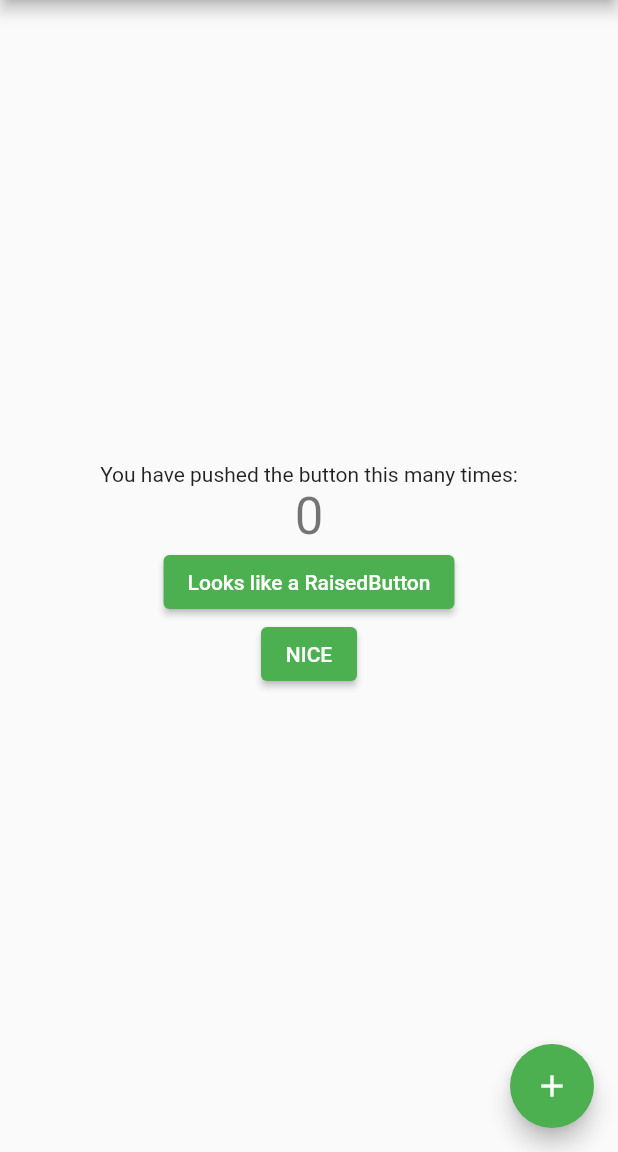
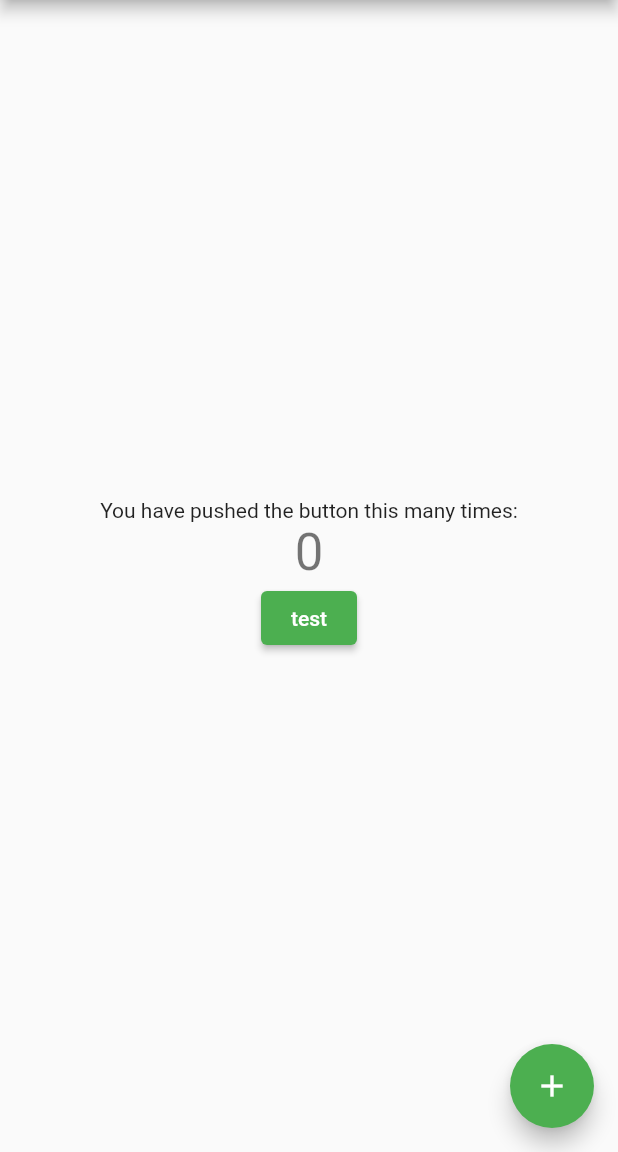
Before and after one commit to tblanarik/flutter-hello-world, a Flutter app: the screen it shows after launch, on a phone screen of 412 x 824 dp, the part 84-1236 px from its top. Run offline on Flutter 3.47's test engine with Material 2 defaults, Android fonts, the phone set to English and light mode, and no system bars.

Commit message:
make http call to get GitHub Zen and set button text

```diff
--- a/hello_world/lib/main.dart
+++ b/hello_world/lib/main.dart
@@ -103,14 +103,7 @@ class _MyHomePageState extends State<MyHomePage> {
               '$_counter',
               style: Theme.of(context).textTheme.headline4,
             ),
-            ElevatedButton(
-              //style: raisedButtonStyle,
-              onPressed: () {
-                print("HELLO");
-              },
-              child: Text('Looks like a RaisedButton'),
-            ),
-            MyButton(),
+            const MyButton(),
           ],
         ),
       ),
--- a/hello_world/lib/mybutton.dart
+++ b/hello_world/lib/mybutton.dart
@@ -1,16 +1,36 @@
 import 'package:flutter/material.dart';
+import 'dart:async';
+import 'package:http/http.dart' as http;
 
-class MyButton extends StatelessWidget {
+class MyButton extends StatefulWidget {
   const MyButton({Key? key}) : super(key: key);
+
+  @override
+  State<MyButton> createState() => _MyButtonState();
+}
+
+class _MyButtonState extends State<MyButton> {
+  String text = 'test';
 
   @override
   Widget build(BuildContext context) {
     return ElevatedButton(
-      //style: raisedButtonStyle,
-      onPressed: () {
-        print("HELLO 2");
+      onPressed: () async {
+        var resp = await getZen();
+        setState(() {
+          text = resp;
+        });
       },
-      child: Text('NICE'),
+      child: Text(text),
     );
   }
 }
+
+Future<String> getZen() async {
+  final response = await http.get(Uri.parse('https://api.github.com/zen'));
+  if (response.statusCode == 200) {
+    return response.body;
+  } else {
+    throw Exception(response.body);
+  }
+}
--- a/hello_world/pubspec.yaml
+++ b/hello_world/pubspec.yaml
@@ -34,6 +34,7 @@ dependencies:
   # The following adds the Cupertino Icons font to your application.
   # Use with the CupertinoIcons class for iOS style icons.
   cupertino_icons: ^1.0.2
+  http: ^0.13.4
 
 dev_dependencies:
   flutter_test:
```
Also changed, not shown: hello_world/pubspec.lock.
